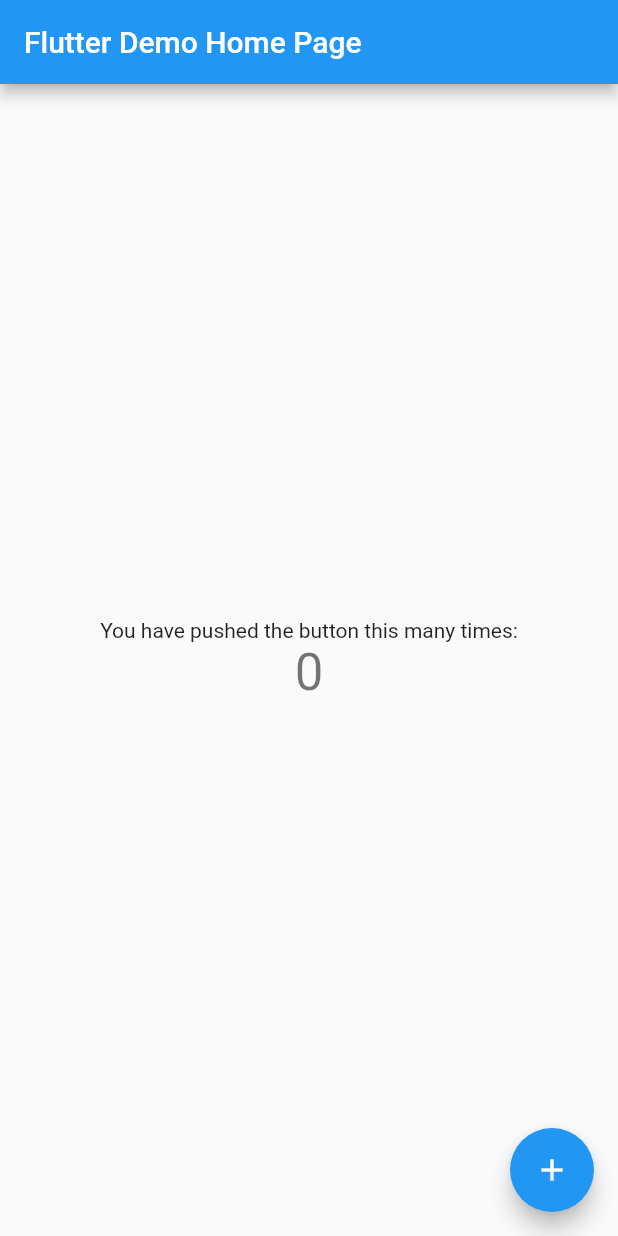
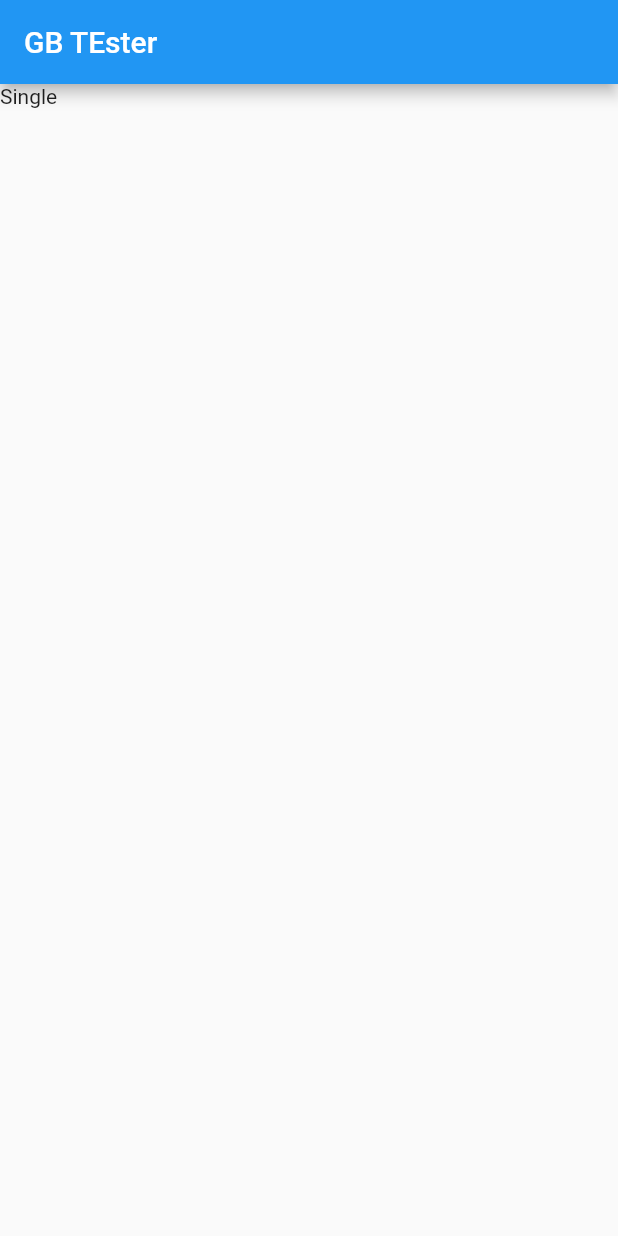
Before and after one commit to eudangeld/growthbook_flutter, a Flutter app: the screen it shows after launch, on a phone screen of 412 x 824 dp. Run offline on Flutter 3.47's test engine with Material 2 defaults, Android fonts, the phone set to English and light mode, and no system bars; missing offline and left inert: growthbook_sdk_flutter; statements that could not run were skipped.

Commit message:
grow with the flow

```diff
--- /dev/null
+++ b/gb_tester/lib/core/growtbook/growthbook.dart
@@ -0,0 +1,26 @@
+import 'package:flutter/foundation.dart';
+import 'package:growthbook_sdk_flutter/growthbook_sdk_flutter.dart';
+import 'dart:math';
+
+class GRowthbook {
+  GRowthbook._();
+
+  static final Map<String, dynamic> _usrAttr = {
+    'name': 'josepth',
+    'is_employee': false,
+    'id': Random().nextInt(1000000).toString()
+  };
+
+  static Future<GrowthBookSDK> init() async {
+    return await GBSDKBuilderApp(
+      hostURL: 'http://localhost:3100/',
+      apiKey: "sdk-o48a7AnfC1kpUNf",
+
+      // attributes: _usrAttr,
+      growthBookTrackingCallBack: (GBExperiment exp, GBExperimentResult rst) {},
+      gbFeatures: {
+        'some-mobcreated-feature': GBFeature(defaultValue: true),
+      },
+    ).initialize();
+  }
+}
--- /dev/null
+++ b/gb_tester/lib/features/home/home_page.dart
@@ -0,0 +1,49 @@
+import 'dart:math';
+
+import 'package:flutter/material.dart';
+import 'package:flutter/src/widgets/framework.dart';
+import 'package:gb_tester/core/growtbook/growthbook.dart';
+import 'package:growthbook_sdk_flutter/growthbook_sdk_flutter.dart';
+
+class HomePage extends StatelessWidget {
+  @override
+  Widget build(BuildContext context) {
+    return Scaffold(
+      appBar: AppBar(title: Text('GB TEster')),
+      body: FutureBuilder<GrowthBookSDK>(
+        future: GRowthbook.init(),
+        builder: (context, AsyncSnapshot<GrowthBookSDK> snapshot) {
+          if (snapshot.hasData) {
+            // print(snapshot.data?.features);
+
+            final _usrAttr = {
+              'id': Random().nextInt(1000000).toString(),
+              'name': 'josepth_999',
+              'is_employee': false,
+            };
+
+            var inlineExp = GBExperiment();
+            inlineExp.key = "my-experiment";
+            inlineExp.variations = ["control", "variation"];
+
+            snapshot.data!.setAttributes(_usrAttr);
+            snapshot.data!.refresh();
+
+            final variation = snapshot.data?.feature('gbdemo-checkout-layout');
+
+            print(variation?.value);
+
+            return Column(
+              children: [
+                Text('Single'),
+                // Text(snapshot.data.),
+              ],
+            );
+          }
+
+          return const Center(child: CircularProgressIndicator());
+        },
+      ),
+    );
+  }
+}
--- a/gb_tester/lib/main.dart
+++ b/gb_tester/lib/main.dart
@@ -1,4 +1,6 @@
 import 'package:flutter/material.dart';
+
+import 'features/home/home_page.dart';
 
 void main() {
   runApp(const MyApp());
@@ -7,109 +9,13 @@ void main() {
 class MyApp extends StatelessWidget {
   const MyApp({super.key});
 
-  // This widget is the root of your application.
   @override
   Widget build(BuildContext context) {
     return MaterialApp(
-      title: 'Flutter Demo',
-      theme: ThemeData(
-        // This is the theme of your application.
-        //
-        // Try running your application with "flutter run". You'll see the
-        // application has a blue toolbar. Then, without quitting the app, try
-        // changing the primarySwatch below to Colors.green and then invoke
-        // "hot reload" (press "r" in the console where you ran "flutter run",
-        // or simply save your changes to "hot reload" in a Flutter IDE).
-        // Notice that the counter didn't reset back to zero; the application
-        // is not restarted.
-        primarySwatch: Colors.blue,
-      ),
-      home: const MyHomePage(title: 'Flutter Demo Home Page'),
-    );
+        title: 'Flutter Demo',
+        theme: ThemeData(
+          primarySwatch: Colors.blue,
+        ),
+        home: HomePage());
   }
 }
-
-class MyHomePage extends StatefulWidget {
-  const MyHomePage({super.key, required this.title});
-
-  // This widget is the home page of your application. It is stateful, meaning
-  // that it has a State object (defined below) that contains fields that affect
-  // how it looks.
-
-  // This class is the configuration for the state. It holds the values (in this
-  // case the title) provided by the parent (in this case the App widget) and
-  // used by the build method of the State. Fields in a Widget subclass are
-  // always marked "final".
-
-  final String title;
-
-  @override
-  State<MyHomePage> createState() => _MyHomePageState();
-}
-
-class _MyHomePageState extends State<MyHomePage> {
-  int _counter = 0;
-
-  void _incrementCounter() {
-    setState(() {
-      // This call to setState tells the Flutter framework that something has
-      // changed in this State, which causes it to rerun the build method below
-      // so that the display can reflect the updated values. If we changed
-      // _counter without calling setState(), then the build method would not be
-      // called again, and so nothing would appear to happen.
-      _counter++;
-    });
-  }
-
-  @override
-  Widget build(BuildContext context) {
-    // This method is rerun every time setState is called, for instance as done
-    // by the _incrementCounter method above.
-    //
-    // The Flutter framework has been optimized to make rerunning build methods
-    // fast, so that you can just rebuild anything that needs updating rather
-    // than having to individually change instances of widgets.
-    return Scaffold(
-      appBar: AppBar(
-        // Here we take the value from the MyHomePage object that was created by
-        // the App.build method, and use it to set our appbar title.
-        title: Text(widget.title),
-      ),
-      body: Center(
-        // Center is a layout widget. It takes a single child and positions it
-        // in the middle of the parent.
-        child: Column(
-          // Column is also a layout widget. It takes a list of children and
-          // arranges them vertically. By default, it sizes itself to fit its
-          // children horizontally, and tries to be as tall as its parent.
-          //
-          // Invoke "debug painting" (press "p" in the console, choose the
-          // "Toggle Debug Paint" action from the Flutter Inspector in Android
-          // Studio, or the "Toggle Debug Paint" command in Visual Studio Code)
-          // to see the wireframe for each widget.
-          //
-          // Column has various properties to control how it sizes itself and
-          // how it positions its children. Here we use mainAxisAlignment to
-          // center the children vertically; the main axis here is the vertical
-          // axis because Columns are vertical (the cross axis would be
-          // horizontal).
-          mainAxisAlignment: MainAxisAlignment.center,
-          children: <Widget>[
-            const Text(
-              'You have pushed the button this many times:',
-            ),
-            Text(
-              '$_counter',
-              style: Theme.of(context).textTheme.headline4,
-            ),
-          ],
-        ),
-      ),
-      floatingActionButton: FloatingActionButton(
-        onPressed: _incrementCounter,
-        tooltip: 'Increment',
-        child: const Icon(Icons.add),
-      ), // This trailing comma makes auto-formatting nicer for build methods.
-    );
-  }
-}
--- a/gb_tester/pubspec.yaml
+++ b/gb_tester/pubspec.yaml
@@ -36,6 +36,7 @@ dependencies:
   # The following adds the Cupertino Icons font to your application.
   # Use with the CupertinoIcons class for iOS style icons.
   cupertino_icons: ^1.0.2
+  growthbook_sdk_flutter: ^3.0.0+0
 
 dev_dependencies:
   flutter_test:
```
Also changed, not shown: gb_tester/pubspec.lock.
